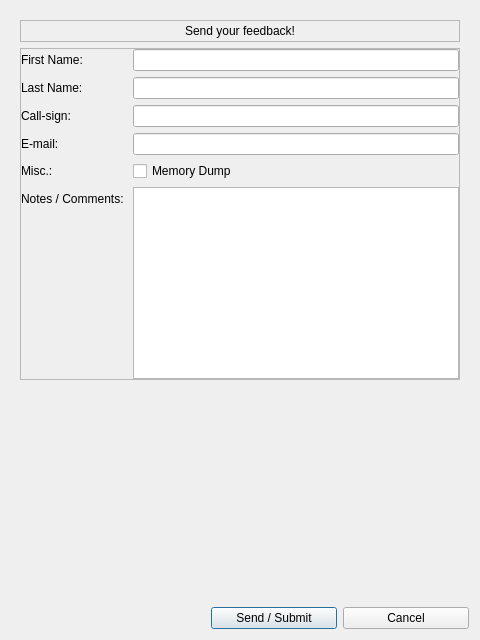
Above: src/ui/sendreportdialog.ui from GekkoFyre/small-world-deluxe before the change. Below: the same form after it.
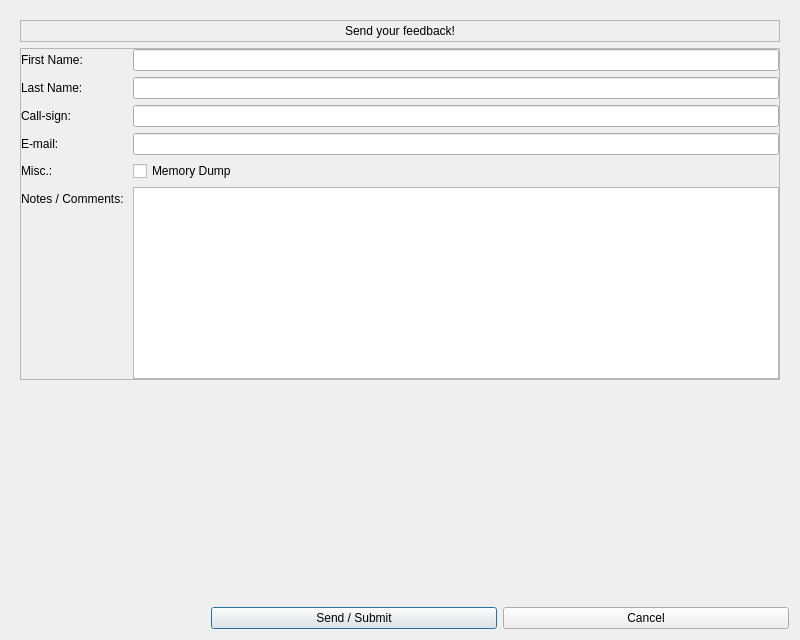
That is the form after the change.

```diff
--- a/src/ui/sendreportdialog.ui
+++ b/src/ui/sendreportdialog.ui
@@ -9,10 +9,16 @@
    <rect>
     <x>0</x>
     <y>0</y>
-    <width>480</width>
+    <width>800</width>
     <height>640</height>
    </rect>
   </property>
+  <property name="sizePolicy">
+   <sizepolicy hsizetype="MinimumExpanding" vsizetype="MinimumExpanding">
+    <horstretch>0</horstretch>
+    <verstretch>0</verstretch>
+   </sizepolicy>
+  </property>
   <property name="minimumSize">
    <size>
     <width>480</width>
@@ -69,8 +75,8 @@
           <rect>
            <x>0</x>
            <y>0</y>
-           <width>458</width>
-           <height>583</height>
+           <width>764</width>
+           <height>541</height>
           </rect>
          </property>
          <layout class="QVBoxLayout" name="verticalLayout_3">
```
